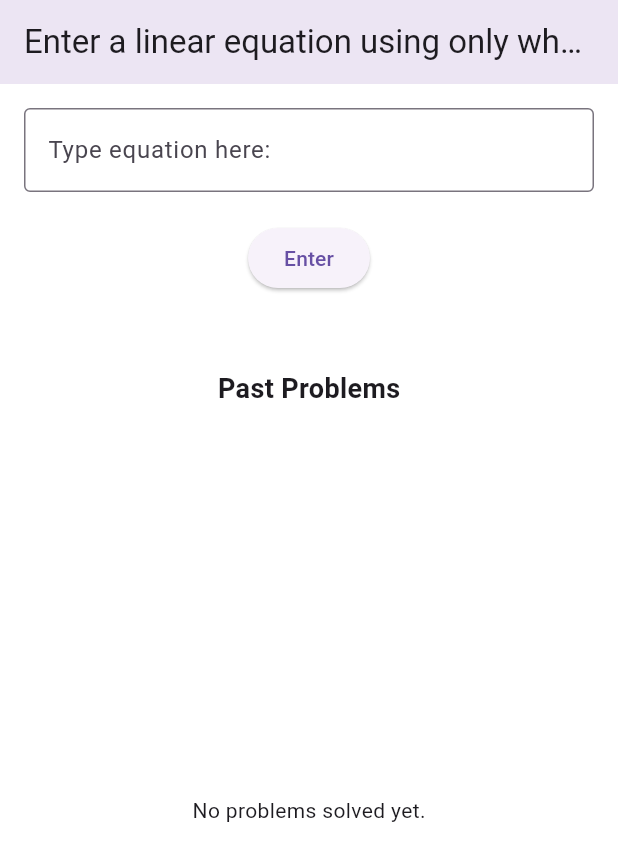
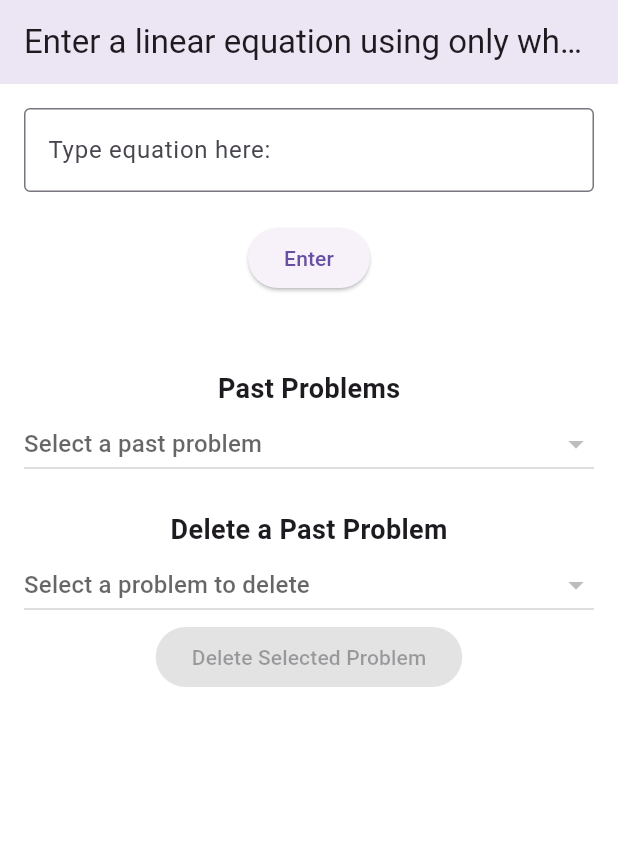
Before and after one commit to j-froment/Equation-Breaker, a Flutter app: the screen it shows after launch, on a phone screen of 412 x 824 dp. Shown: the top 861 px of the screen. Run offline on Flutter 3.47's test engine with Material 3 defaults, Android fonts, the phone set to English and light mode, and no system bars; our stand-ins replace hive, hive_flutter; accounts and stored records are empty.

Commit message:
Delete buttons

```diff
--- a/lib/main.dart
+++ b/lib/main.dart
@@ -433,6 +433,8 @@ class _TextBoxExampleState extends State<TextBoxExample> {
   File? selectedMedia;
   String extractedText = "";
   List<SolvedProblem> history = [];
+  String? selectedEquation;
+  String? selectedEquationToDelete;
 
   @override
   void initState() {
@@ -497,31 +499,93 @@ String equation = simplifySigns(simplifyEquation(simplifyMultiplication(rawInput
               "Past Problems",
               style: TextStyle(fontWeight: FontWeight.bold, fontSize: 18),
             ),
-            Expanded(
-              child: history.isEmpty
-                  ? const Center(child: Text("No problems solved yet."))
-                  : ListView.builder(
-                      itemCount: history.length,
-                      itemBuilder: (context, index) {
-                        final problem = history[index];
-                        return ListTile(
-                          title: Text(problem.equation),
-                          subtitle: Text("x = ${problem.finalAnswer}"),
-                          onTap: () {
+
+            DropdownButton<String>(
+              isExpanded: true,
+              hint: const Text("Select a past problem"),
+              value: selectedEquation,
+              items: history.map((problem) {
+                return DropdownMenuItem<String>(
+                  value: problem.equation,
+                  child: Column(
+                    crossAxisAlignment: CrossAxisAlignment.start,
+                    children: [
+                      Text(problem.equation, style: const TextStyle(fontSize: 16)),
+                      Text("Answer = ${problem.finalAnswer}", style: const TextStyle(fontSize: 14, color: Color.fromARGB(255, 158, 158, 158))),
+                    ],
+                  ),
+                );
+              }).toList(),
+              onChanged: (value) {
+                setState(() {
+                  selectedEquation = value;
+                });
+                final selectedProblem = history.firstWhere((p) => p.equation == value);
                 Navigator.push(
                   context,
                   MaterialPageRoute(
-                                builder: (_) =>
-                                EquationPage(equation: problem.equation,
-        correctAnswerOverride: problem.step1Answer,
+                    builder: (_) => EquationPage(
+                      equation: selectedProblem.equation,
+                      correctAnswerOverride: selectedProblem.step1Answer,
                     ),
-
                   ),
                 );
               },
+            ),
+            const SizedBox(height: 20),
+            const Text(
+              "Delete a Past Problem",
+              style: TextStyle(fontWeight: FontWeight.bold, fontSize: 18),
+            ),
+            DropdownButton<String>(
+              isExpanded: true,
+              hint: const Text("Select a problem to delete"),
+              value: selectedEquationToDelete,
+              items: history.map((problem) {
+                return DropdownMenuItem<String>(
+                  value: problem.equation,
+                  child: Column(
+                    crossAxisAlignment: CrossAxisAlignment.start,
+                    children: [
+                      Text(problem.equation, style: const TextStyle(fontSize: 16)),
+                      Text("Answer = ${problem.finalAnswer}", style: const TextStyle(fontSize: 14, color: Color.fromARGB(255, 230, 8, 8))),
+                    ],
+                  ),
                 );
+              }).toList(),
+              onChanged: (value) {
+                setState(() {
+                  selectedEquationToDelete = value;
+                });
               },
             ),
+            ElevatedButton(
+              onPressed: selectedEquationToDelete == null
+                  ? null
+                  : () {
+                      final box = Hive.box<SolvedProblem>('solved_problems');
+                      final toDelete = box.values.firstWhere(
+                        (p) => p.equation == selectedEquationToDelete,
+                        orElse: () => SolvedProblem(
+                          equation: '',
+                          step1Answer: 0,
+                          step2Answer: 0,
+                          finalAnswer: 0,
+                          solvedAt: DateTime.now(),
+                        ),
+                      );
+                      final key = box.keyAt(box.values.toList().indexOf(toDelete));
+                      box.delete(key);
+                      setState(() {
+                        selectedEquationToDelete = null;
+                        loadHistory();
+                      });
+                    },
+              style: ElevatedButton.styleFrom(
+                backgroundColor: Colors.red,
+                foregroundColor: Colors.white,
+              ),
+              child: const Text('Delete Selected Problem'),
             ),
           ],
         ),
@@ -840,7 +904,16 @@ class _StepThreePageState extends State<StepThreePage> {
         finalAnswer: correctAnswer,
         solvedAt: DateTime.now(),
       );
+      // Check for duplicate before adding
+    final alreadyExists = box.values.any((p) =>
+      p.equation == widget.equation &&
+      p.finalAnswer == correctAnswer
+    );
+
+    if (!alreadyExists) {
       box.add(problem);
+    }
+
       Navigator.push(
         context,
         MaterialPageRoute(
```
Lines whose indentation alone changed are shown as unchanged.
